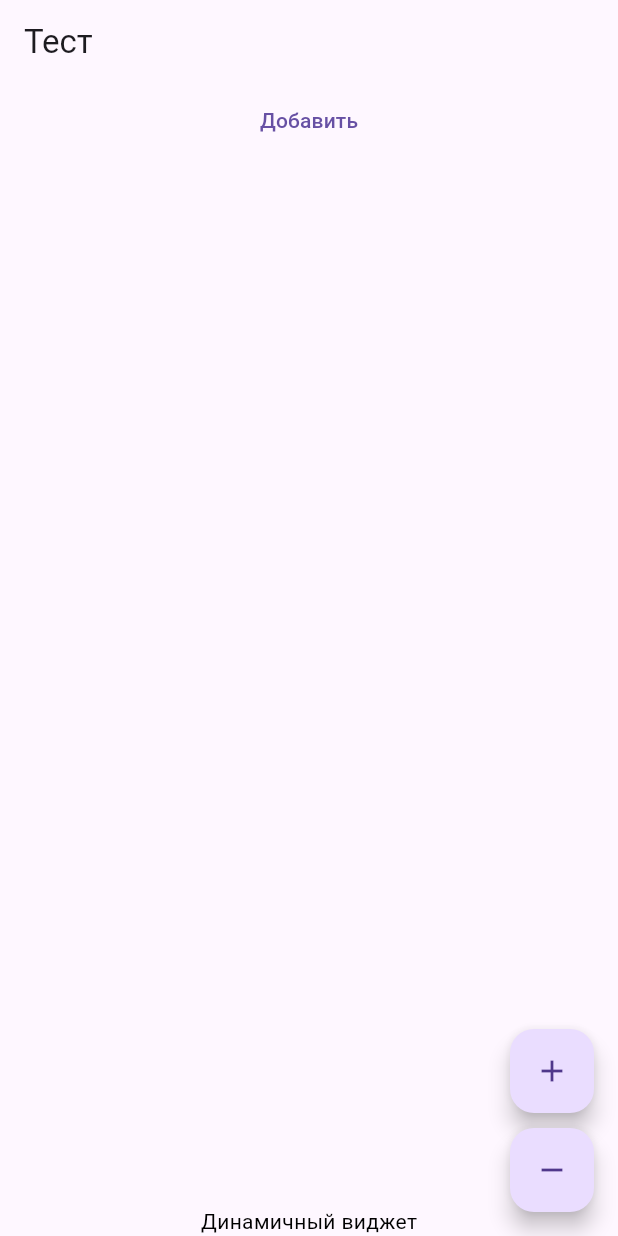
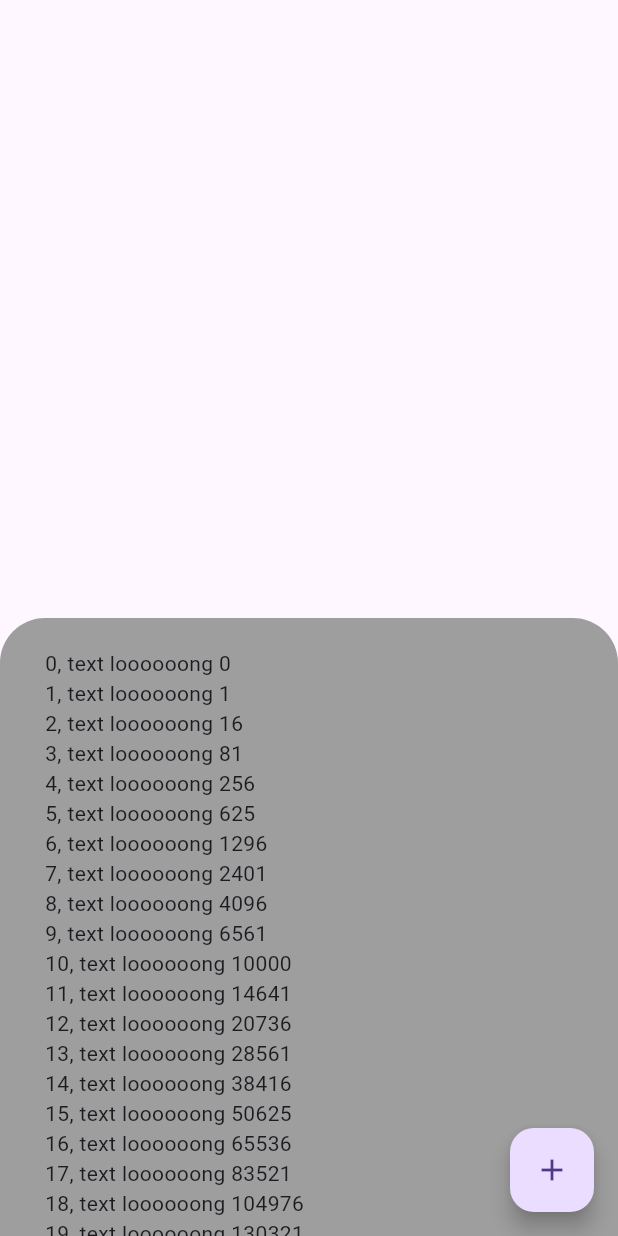
Before and after one commit to zimnushka/test_ga, a Flutter app: the screen it shows after launch, on a phone screen of 412 x 824 dp. Run offline on Flutter 3.47's test engine with Material 3 defaults, Android fonts, the light colour scheme and no system bars.

Commit message:
new design

```diff
--- a/lib/main.dart
+++ b/lib/main.dart
@@ -22,45 +22,38 @@ class MyHomePage extends StatelessWidget {
     return ChangeNotifierProvider(
       create: (BuildContext context) => MainProvider(),
       child: Scaffold(
-        appBar: AppBar(
-          title: const Text('Тест'),
-        ),
         body: Builder(builder: (context) {
           final stringList = context.select((MainProvider mainProvider) => mainProvider.mainList);
           return Column(
             children: [
-              TextButton(
-                onPressed: context.read<MainProvider>().addStrings,
-                child: const Text('Добавить'),
-              ),
               Expanded(
+                  child: ListView.builder(
+                scrollDirection: Axis.horizontal,
+                itemCount: stringList.length,
+                itemBuilder: (context, index) {
+                  return Card(
+                    margin: const EdgeInsets.symmetric(horizontal: 10, vertical: 20),
+                    child: SizedBox(
+                      width: 100,
+                      child: Text(
+                        stringList.elementAt(index),
+                        style: const TextStyle(color: Colors.black),
+                      ),
+                    ),
+                  );
+                },
+              )),
+              Expanded(
+                  child: DecoratedBox(
+                decoration: const BoxDecoration(color: Colors.grey, borderRadius: BorderRadiusDirectional.vertical(top: Radius.circular(30))),
                 child: SingleChildScrollView(
+                  padding: const EdgeInsets.symmetric(vertical: 20, horizontal: 30),
                   child: Column(
-                    children: [
-                      Column(
-                        mainAxisAlignment: MainAxisAlignment.start,
-                        children: <Widget>[
-                          ...stringList.map(
-                            (e) => Center(
-                              child: Text(
-                                e,
-                                style: const TextStyle(color: Colors.black),
-                              ),
-                            ),
-                          ),
-                        ],
-                      ),
-                    ],
+                    crossAxisAlignment: CrossAxisAlignment.stretch,
+                    children: List.generate(100, (index) => Text('$index, text loooooong ${index * index * index * index}')),
                   ),
                 ),
-              ),
-              //TODO5 при заполнении экрана данный виджет должен становиться последним в списке и уезжать за экран
-              const Center(
-                child: Text(
-                  'Динамичный виджет',
-                  style: TextStyle(color: Colors.black),
-                ),
-              ),
+              )),
             ],
           );
         }),
@@ -74,14 +67,6 @@ class MyHomePage extends StatelessWidget {
               },
               tooltip: 'Add',
               child: const Icon(Icons.add),
-            ),
-            const SizedBox(height: 10),
-            FloatingActionButton(
-              onPressed: () {
-                //TODO3 данная кнопка должна удалять элементы из списка
-              },
-              tooltip: 'Remove',
-              child: const Icon(Icons.remove),
             ),
           ],
         ),
@@ -99,10 +84,6 @@ class MainProvider extends ChangeNotifier {
     notifyListeners();
   }
 
-  void removeString() {
-    //TODO2 убирать 2 последних строки
-  }
-
   //TODO4
   //Дан массив данных размером N [13, 12, 15, 11, 9, 12, 16]
   //Это температура за каждый день
--- a/pubspec.yaml
+++ b/pubspec.yaml
@@ -7,7 +7,6 @@ environment:
 dependencies:
   flutter:
     sdk: flutter
-  cupertino_icons: ^1.0.6
   provider: ^6.1.2
 
 dev_dependencies:
```
Also changed, not shown: assets/Снимок экрана 2026-03-19 в 13.31.16.png (added), pubspec.lock, 117 other files.
